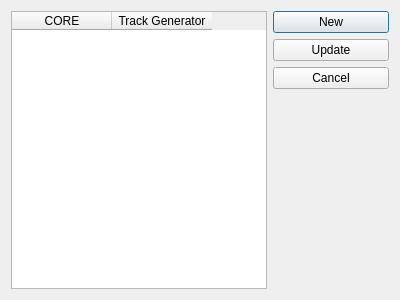
Before: the Qt Designer form atn/gui/ui/dlg_sync.ui in icea-dev/atn-sim-ng, drawn with Qt 5.
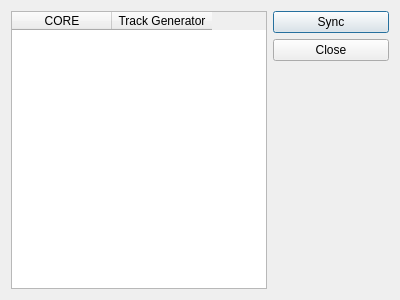
After: the same form once the commit is applied.

Diff of the .ui file:
```diff
--- a/atn/gui/ui/dlg_sync.ui
+++ b/atn/gui/ui/dlg_sync.ui
@@ -42,21 +42,14 @@
      <item>
       <widget class="QPushButton" name="btnNew">
        <property name="text">
-        <string>New</string>
+        <string>Sync</string>
        </property>
       </widget>
      </item>
      <item>
       <widget class="QPushButton" name="btnUpdate">
        <property name="text">
-        <string>Update</string>
-       </property>
-      </widget>
-     </item>
-     <item>
-      <widget class="QPushButton" name="btnCancel">
-       <property name="text">
-        <string>Cancel</string>
+        <string>Close</string>
        </property>
       </widget>
      </item>
```
Left out of the diff: 4 changed lines with no effect on the pictures.
